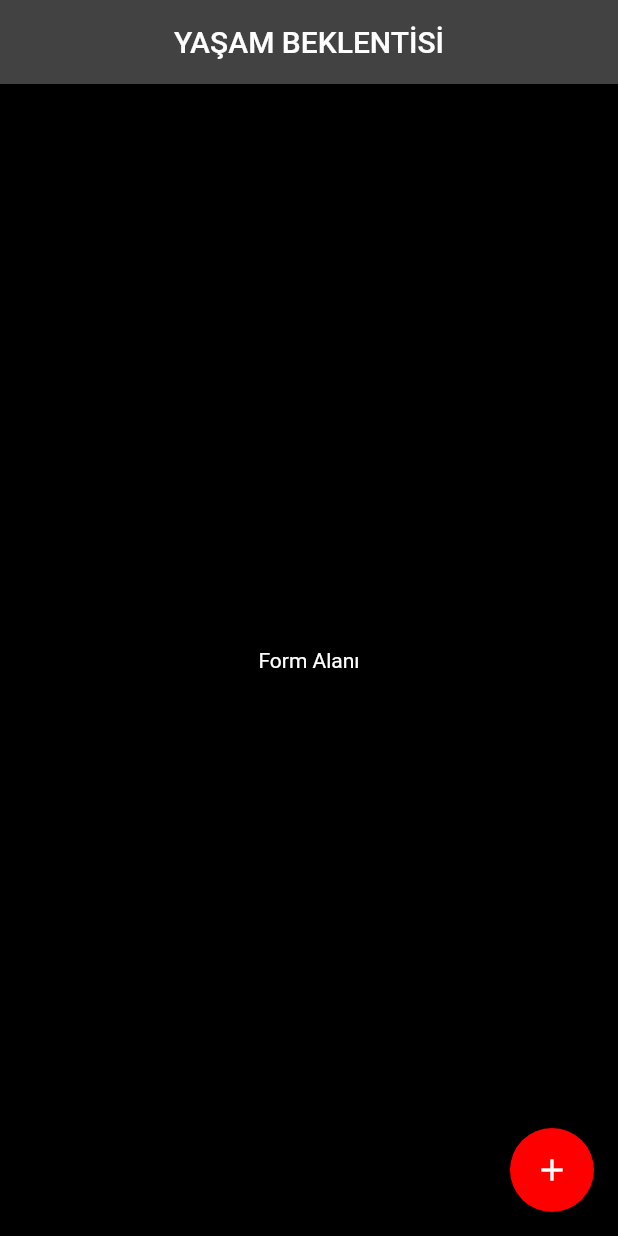
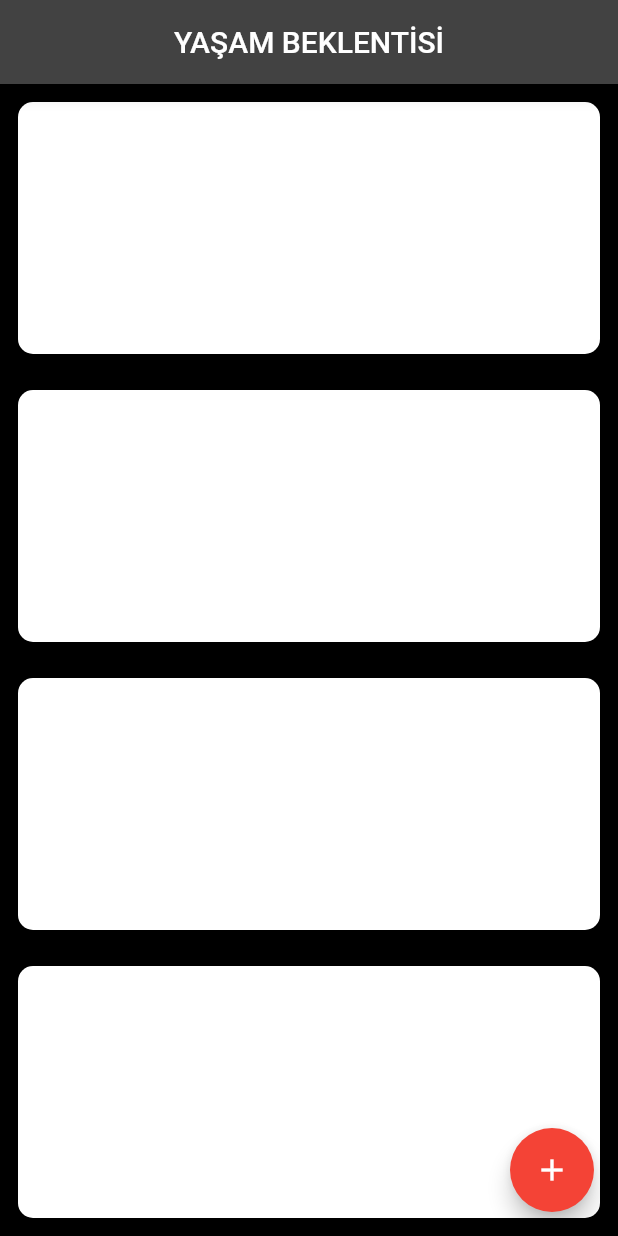
Before and after one commit to 0x1772/LifeTimeApp, a Flutter app: the screen it shows after launch, on a phone screen of 412 x 824 dp. Run offline on Flutter 3.47's test engine with Material 2 defaults, Android fonts, the phone set to English and light mode, and no system bars.

Commit message:
expanded_widget

```diff
--- a/lib/main.dart
+++ b/lib/main.dart
@@ -35,17 +35,45 @@ class _InputPageState extends State<InputPage> {
         ),
         centerTitle: true,
       ),
-      body: Center(
-        child: Text('Form Alanı'),
+      body: Column(
+        children: <Widget>[
+          Expanded(
+            child: Container(
+              margin: EdgeInsets.all(12.0),
+              decoration: BoxDecoration(
+                  borderRadius: BorderRadius.circular(10.0),
+                  color: Colors.white),
+            ),
+          ),
+          Expanded(
+            child: Container(
+              margin: EdgeInsets.all(12.0),
+              decoration: BoxDecoration(
+                  borderRadius: BorderRadius.circular(10.0),
+                  color: Colors.white),
+            ),
+          ),
+          Expanded(
+            child: Container(
+              margin: EdgeInsets.all(12.0),
+              decoration: BoxDecoration(
+                  borderRadius: BorderRadius.circular(10.0),
+                  color: Colors.white),
+            ),
+          ),
+          Expanded(
+            child: Container(
+              margin: EdgeInsets.all(12.0),
+              decoration: BoxDecoration(
+                  borderRadius: BorderRadius.circular(10.0),
+                  color: Colors.white),
+            ),
+          ),
+        ],
       ),
-      floatingActionButton: Theme(
-        data: ThemeData(
-          accentColor: Color.fromARGB(255, 255, 0, 0),
-        ),
-        child: FloatingActionButton(
-          onPressed: () {},
-          child: Icon(Icons.add),
-        ),
+      floatingActionButton: FloatingActionButton(
+        onPressed: () {},
+        child: Icon(Icons.add),
       ),
     );
   }
```
